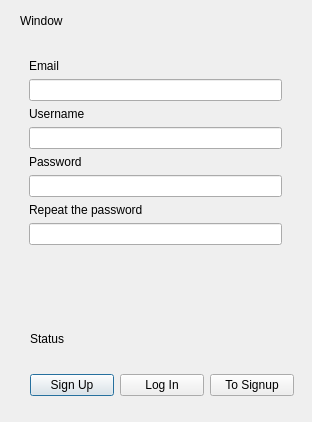
Qt form Client/loginform.ui (Ahdyshba/TIMPerland) before a commit.
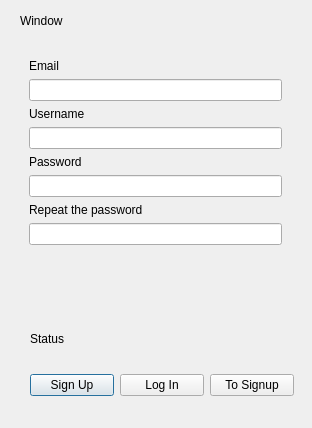
The same form after that commit.

Patch:
```diff
--- a/Client/loginform.ui
+++ b/Client/loginform.ui
@@ -7,7 +7,7 @@
     <x>0</x>
     <y>0</y>
     <width>312</width>
-    <height>422</height>
+    <height>428</height>
    </rect>
   </property>
   <property name="windowTitle">
```
